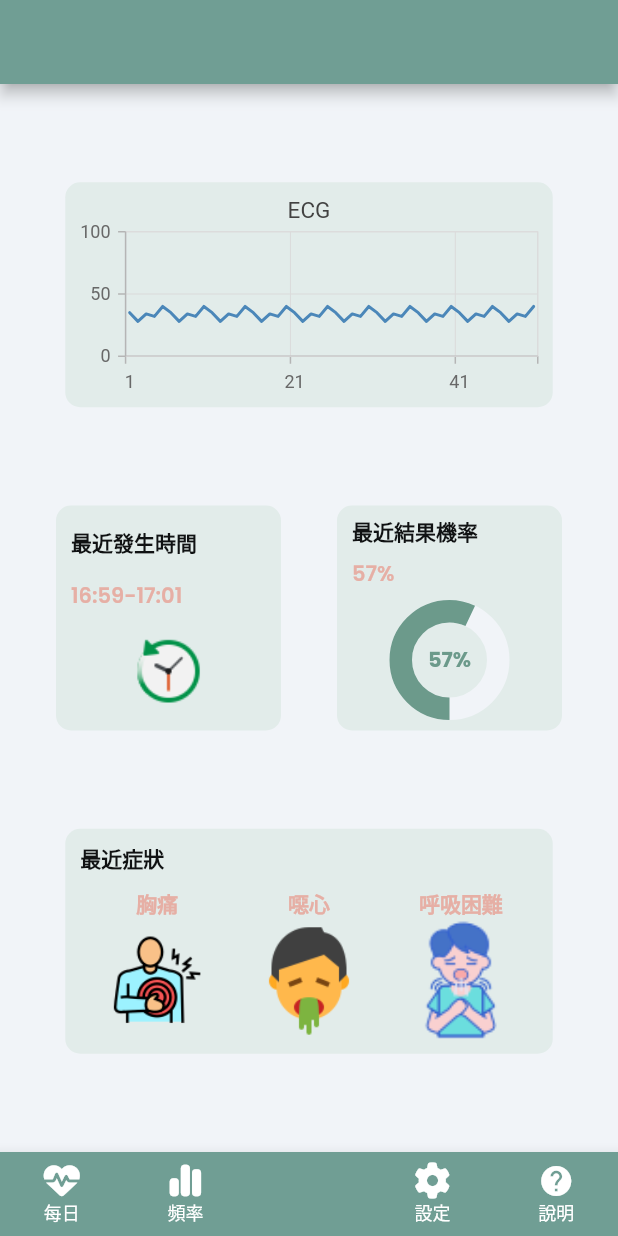
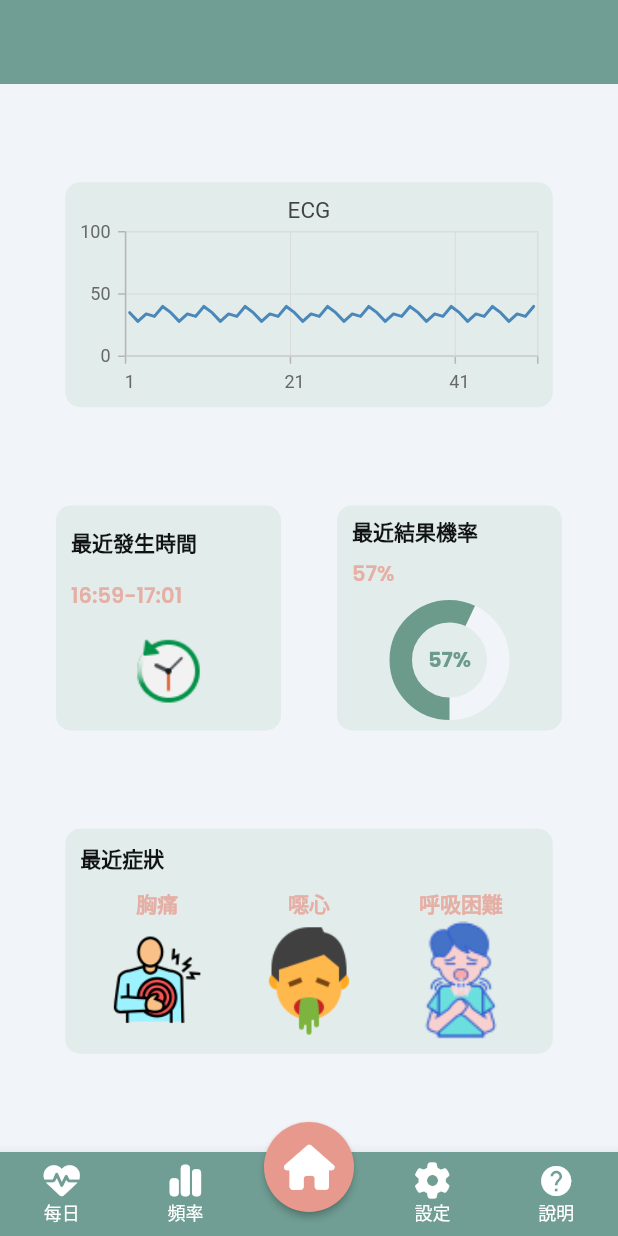
Before and after one commit to Tonyao0924/ECG_Application, a Flutter app: the screen it shows after launch, on a phone screen of 412 x 824 dp. Run offline on Flutter 3.47's test engine with Material 2 defaults, Android fonts, the phone set to English and light mode, and no system bars; drawn by our look-alikes of percent_indicator; our stand-ins replace fl_chart, font_awesome_flutter, google_fonts, shared_preferences, syncfusion_flutter_charts.

Commit message:
fix bottomNavigationBar and header

```diff
--- a/lib/main.dart
+++ b/lib/main.dart
@@ -1,6 +1,7 @@
 import 'package:ecg/Page/detailinfo/detailInfoPage.dart';
 import 'package:ecg/Page/home_page.dart';
 import 'package:ecg/Page/pastAnalysis/pastAnalysisPage.dart';
+import 'package:ecg/commonComponents/headerBar.dart';
 import 'package:flutter/material.dart';
 import 'package:font_awesome_flutter/font_awesome_flutter.dart';
 import 'Page/heartRateInfo/heartRateInfoPage.dart';
@@ -8,6 +9,7 @@ import 'Page/singleDayAnalysis/singleDayAnalysisPage.dart';
 
 import 'Page/symptomCheck/symptomCheckPage.dart';
 import 'config/palette.dart';
+
 void main() => runApp(const MyApp());
 
 class MyApp extends StatelessWidget {
@@ -19,66 +21,71 @@ class MyApp extends StatelessWidget {
         theme: ThemeData(
           primarySwatch: Palette.mycolor,
         ),
-      home: const Scaffold(
-        body: BottomNavigationController(), // for demo
-
-      ),
-    );
+        home: const BottomNavigationController());
   }
 }
+
 class BottomNavigationController extends StatefulWidget {
-  const BottomNavigationController({Key ?key}) : super(key: key);
+  const BottomNavigationController({Key? key}) : super(key: key);
 
   @override
   _BottomNavigationControllerState createState() =>
       _BottomNavigationControllerState();
 }
-class _BottomNavigationControllerState extends State<BottomNavigationController> {
-  int _currentIndex = 0;
+
+class _BottomNavigationControllerState
+    extends State<BottomNavigationController> {
+  // int _currentIndex = 0;
   final pages = [
-    const HomePage(),
     const HeartRateInfoPage(),
     const SingleDayAnalysisPage(),
     const SymptomCheckPage(),
     const DetailInfoPage(),
     const PastAnalysisPage()
   ];
+
+  Widget page = const HomePage();
+
   final _controller = PageController(initialPage: 0);
   static const _duration = Duration(milliseconds: 300);
   static const _curve = Curves.easeInOutCubic;
   @override
   Widget build(BuildContext context) {
-    return Stack(
-        alignment: Alignment.bottomCenter,
+    return Scaffold(
+      appBar: const HeaderBar(),
+      body: page,
+      // TODO: Detect is login or register not to show
+      bottomNavigationBar: Theme(
+          data: ThemeData(
+            splashColor: Colors.transparent,
+            highlightColor: Colors.transparent,
+          ),
+          child: Stack(
+              alignment: AlignmentDirectional.bottomCenter,
               clipBehavior: Clip.none,
               children: [
-          Scaffold(appBar: AppBar(
-            title: const Text(''),
-          ),
-            body: pages[_currentIndex],
-            // TODO: Detect is login or register not to show
-            bottomNavigationBar: BottomNavigationBar(
+                BottomNavigationBar(
                   selectedLabelStyle: const TextStyle(fontSize: 12),
                   unselectedLabelStyle: const TextStyle(fontSize: 12),
                   unselectedItemColor: Colors.white,
                   selectedItemColor: Colors.white,
                   type: BottomNavigationBarType.fixed,
+                  onTap: _onItemClick,
                   backgroundColor: const Color(0xFF709e94),
-              onTap: _onItemClick,
                   items: const <BottomNavigationBarItem>[
                     BottomNavigationBarItem(
-                  icon: FaIcon(
-                    FontAwesomeIcons.heartPulse,
-                    color: Colors.white,
-                  ),
+                      icon: FaIcon(FontAwesomeIcons.heartPulse,
+                          color: Colors.white),
                       label: '每日',
                     ),
                     BottomNavigationBarItem(
-                  icon: FaIcon(FontAwesomeIcons.chartSimple, color: Colors.white),
+                      icon: FaIcon(FontAwesomeIcons.chartSimple,
+                          color: Colors.white),
                       label: '頻率',
                     ),
                     BottomNavigationBarItem(
-                    icon: Icon(FontAwesomeIcons.house, color: Colors.transparent),
+                        icon: Icon(FontAwesomeIcons.house,
+                            color: Colors.transparent),
                         label: ""),
                     BottomNavigationBarItem(
                       icon: FaIcon(FontAwesomeIcons.gear, color: Colors.white),
@@ -90,13 +97,34 @@ class _BottomNavigationControllerState extends State<BottomNavigationController>
                     ),
                   ],
                 ),
+                Positioned(
+                  top: -20,
+                  child: ElevatedButton(
+                    style: ElevatedButton.styleFrom(
+                      primary: const Color(0xFFe8998d),
+                      shape: const CircleBorder(),
+                      padding: const EdgeInsets.all(15),
+                    ),
+                    onPressed: () {
+                      setState(() {
+                        page = const HomePage();
+                      });
+                    },
+                    child: const FaIcon(
+                      FontAwesomeIcons.house,
+                      size: 30,
+                      color: Colors.white,
+                    ),
+                  ),
+                )
+              ])),
+    );
+  }
 
-          )
-        ]);
-  }
   void _onItemClick(int index) {
+    if (index == 2) return;
     setState(() {
-      _currentIndex = index;
+      page = pages[index];
     });
   }
 }
```
Lines whose indentation alone changed are shown as unchanged.
